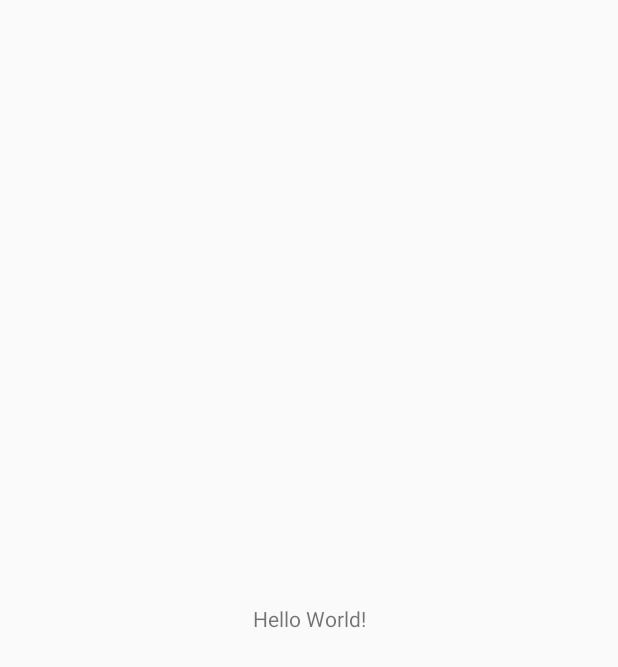
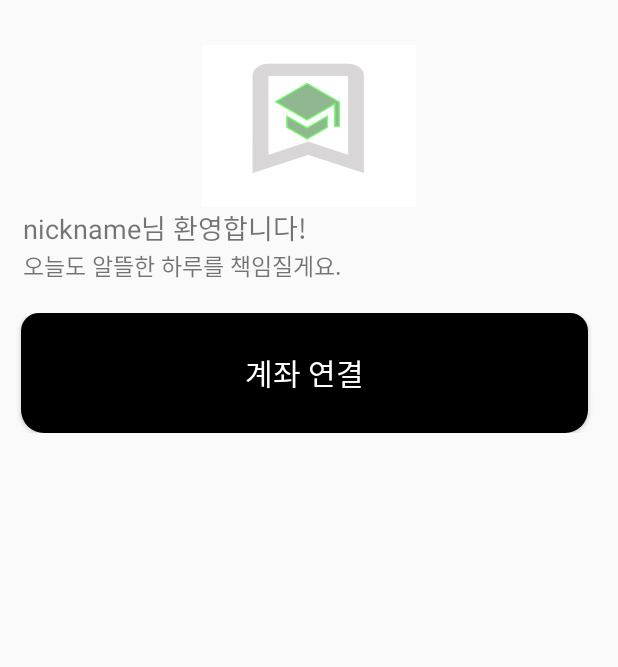
Before and after one commit to OssProject-UniMon/server, an Android app: the MainActivity screen opened directly, with no data from a screen before it, on a phone screen of 412 x 824 dp. Before the commit the part shown is almost empty. Shown: the top 667 px of the screen. Run offline under Robolectric (Android 15) with nearby library versions, the phone set to English and light mode, and no system bars; our stand-ins replace data binding.

```diff
--- a/app/src/main/AndroidManifest.xml
+++ b/app/src/main/AndroidManifest.xml
@@ -2,7 +2,7 @@
 <manifest xmlns:android="http://schemas.android.com/apk/res/android"
     xmlns:tools="http://schemas.android.com/tools">
 
-    <uses-permission android:name="android.permission.INTERNET"/>
+    <uses-permission android:name="android.permission.INTERNET" />
 
     <application
         android:allowBackup="true"
@@ -14,6 +14,9 @@
         android:supportsRtl="true"
         android:theme="@style/Theme.Why1"
         tools:targetApi="31">
+        <activity
+            android:name=".moneyActivity"
+            android:exported="false" />
         <activity
             android:name=".auth.JoinActivity"
             android:exported="false" />
--- a/app/src/main/java/com/example/why1/MainActivity.kt
+++ b/app/src/main/java/com/example/why1/MainActivity.kt
@@ -1,11 +1,23 @@
 package com.example.why1
 
+import android.content.Intent
 import androidx.appcompat.app.AppCompatActivity
 import android.os.Bundle
+import androidx.databinding.DataBindingUtil
+import com.example.why1.databinding.ActivityMainBinding
 
 class MainActivity : AppCompatActivity() {
+
+    private lateinit var binding : ActivityMainBinding
     override fun onCreate(savedInstanceState: Bundle?) {
         super.onCreate(savedInstanceState)
         setContentView(R.layout.activity_main)
+
+        binding = DataBindingUtil.setContentView(this,R.layout.activity_main)
+
+        binding.btn3.setOnClickListener {
+            val intent = Intent(this, moneyActivity::class.java)
+            startActivity(intent)
+        }
     }
 }
--- a/app/src/main/res/layout/activity_main.xml
+++ b/app/src/main/res/layout/activity_main.xml
@@ -1,18 +1,75 @@
 <?xml version="1.0" encoding="utf-8"?>
-<androidx.constraintlayout.widget.ConstraintLayout xmlns:android="http://schemas.android.com/apk/res/android"
-    xmlns:app="http://schemas.android.com/apk/res-auto"
-    xmlns:tools="http://schemas.android.com/tools"
+<layout xmlns:tools="http://schemas.android.com/tools"
+    xmlns:android="http://schemas.android.com/apk/res/android"
+    xmlns:app="http://schemas.android.com/apk/res-auto">
+<androidx.appcompat.widget.LinearLayoutCompat
     android:layout_width="match_parent"
     android:layout_height="match_parent"
     tools:context=".MainActivity">
 
+    <LinearLayout
+        android:layout_width="match_parent"
+        android:layout_height="wrap_content"
+        android:layout_marginTop="10dp"
+        android:orientation="vertical">
+
+        <LinearLayout
+            android:layout_width="match_parent"
+            android:layout_height="wrap_content"
+            android:layout_marginTop="20dp"
+            android:orientation="horizontal">
+
+            <ImageView
+                android:id="@+id/imageView3"
+                android:layout_width="wrap_content"
+                android:layout_height="108dp"
+                android:layout_weight="1"
+                app:srcCompat="@drawable/applogo_light" />
+        </LinearLayout>
+
         <TextView
             android:layout_width="wrap_content"
             android:layout_height="wrap_content"
-        android:text="Hello World!"
+            android:text="nickname님 환영합니다!"
+            android:layout_marginLeft="15dp"
+            android:textSize="18sp"
             app:layout_constraintBottom_toBottomOf="parent"
             app:layout_constraintEnd_toEndOf="parent"
             app:layout_constraintStart_toStartOf="parent"
             app:layout_constraintTop_toTopOf="parent" />
 
-</androidx.constraintlayout.widget.ConstraintLayout>
+        <TextView
+            android:layout_width="wrap_content"
+            android:layout_height="wrap_content"
+            android:text="오늘도 알뜰한 하루를 책임질게요."
+            android:layout_marginLeft="15dp"
+            android:textSize="15sp"
+            app:layout_constraintBottom_toBottomOf="parent"
+            app:layout_constraintEnd_toEndOf="parent"
+            app:layout_constraintStart_toStartOf="parent"
+            app:layout_constraintTop_toTopOf="parent" />
+
+        <LinearLayout
+            android:layout_width="match_parent"
+            android:layout_height="wrap_content"
+            android:layout_marginTop="20dp"
+            android:orientation="horizontal">
+
+            <Button
+                android:id="@+id/btn3"
+                android:layout_marginLeft="14dp"
+                android:layout_marginRight="20dp"
+                android:layout_width="match_parent"
+                android:layout_height="80dp"
+                android:text="계좌 연결"
+                android:textSize="20sp"
+                android:textColor="#ffffff"
+                android:background="@drawable/background_radius"
+                />
+
+        </LinearLayout>
+
+    </LinearLayout>
+
+</androidx.appcompat.widget.LinearLayoutCompat>
+</layout>
```
Also changed, not shown: app/src/main/java/com/example/why1/auth/JoinActivity.kt (+31 -1 lines), app/src/main/java/com/example/why1/auth/LoginActivity.kt (+30 -1 lines), app/src/main/java/com/example/why1/moneyActivity.kt (added, +11 -0 lines), app/src/main/res/layout/activity_money.xml (added, +44 -0 lines), app/src/main/res/drawable/applogo_light.png (added). Lines whose indentation alone changed are shown as unchanged.
